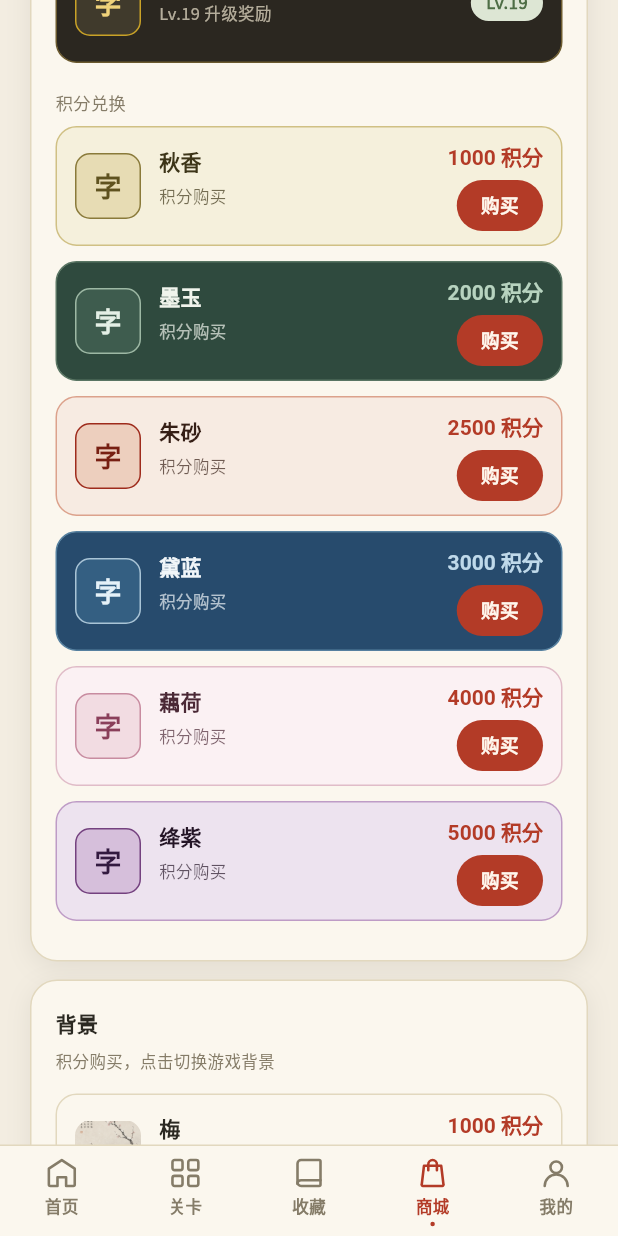
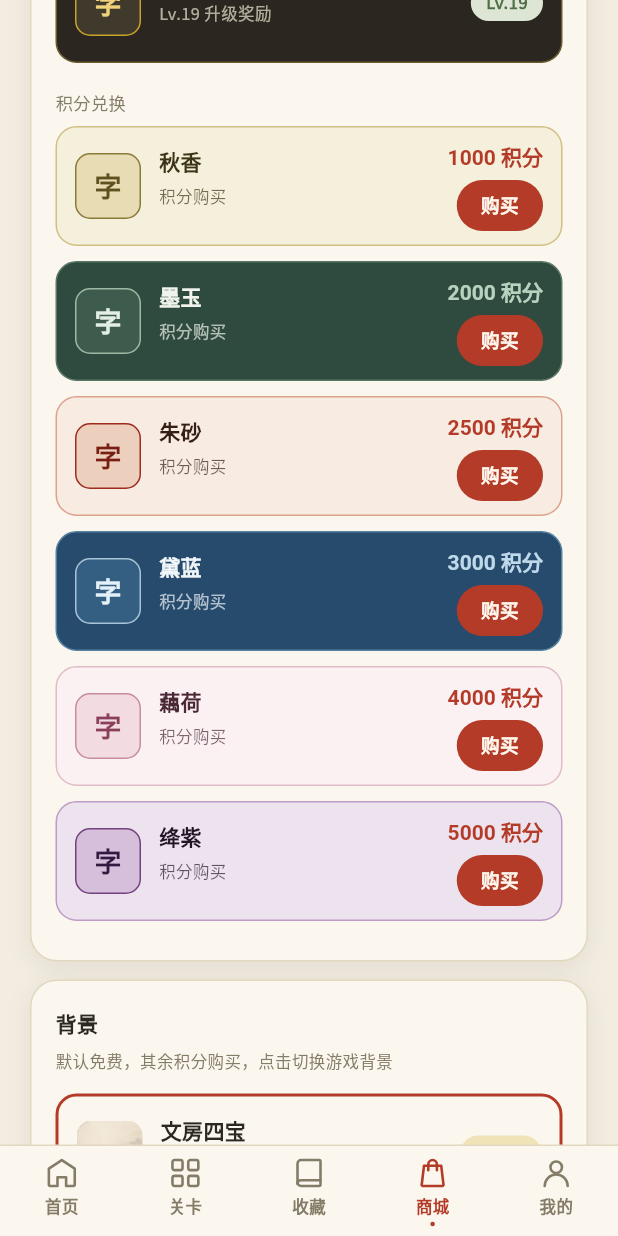
Before and after one commit to warrior2005/idiom_crossword, a Flutter app: the screen it shows after launch, item 4 of the bottom bar chosen, scrolled down 1152 dp, on a phone screen of 412 x 824 dp. Run offline on Flutter 3.47's test engine with Material 3 defaults, Android fonts, the phone set to English and light mode, and no system bars; our stand-ins replace audioplayers, drift, flutter_riverpod, flutter_svg, google_mobile_ads, image_picker and 1 more; missing offline and left inert: app_tracking_transparency, games_services, sqlite3; accounts and stored records are empty; generated files the repository leaves out were written again; Roboto replaces fonts that are missing (Noto Serif SC); statements that could not run were skipped.

Commit message:
调整背景图在商城位置

```diff
--- a/lib/src/ui/screens/shop_screen.dart
+++ b/lib/src/ui/screens/shop_screen.dart
@@ -360,6 +360,11 @@ class _ShopScreenState extends ConsumerState<ShopScreen> {
     final notifier = ref.read(playerProvider.notifier);
     final player = ref.read(playerProvider);
     final def = backgroundById(id);
+    if (id == 'default') {
+      await notifier.setActiveBackground(id);
+      _showSnack('已切换背景：${def?.name ?? '默认'}');
+      return;
+    }
     final isOwned = player.ownedDecorations.contains('background_$id');
     if (!isOwned && def != null) {
       final confirmed = await _confirmPurchase(context, def.name, def.points);
@@ -1266,13 +1271,14 @@ class _BackgroundsCard extends StatelessWidget {
   Widget build(BuildContext context) {
     return _DecoCard(
       title: '背景',
-      hint: '积分购买，点击切换游戏背景',
+      hint: '默认免费，其余积分购买，点击切换游戏背景',
       children: [
         for (final bg in backgrounds)
           _BackgroundTile(
             bg: bg,
             isActive: active == bg.id,
-            isOwned: owned.contains('background_${bg.id}'),
+            isOwned:
+                bg.id == 'default' || owned.contains('background_${bg.id}'),
             onTap: () => onSelect(bg.id),
           ),
       ],
@@ -1297,6 +1303,8 @@ class _BackgroundTile extends StatelessWidget {
   Widget build(BuildContext context) {
     final statusText = isActive
         ? '使用中'
+        : bg.id == 'default'
+        ? '默认'
         : isOwned
         ? '已拥有'
         : '积分购买';
--- a/lib/src/ui/theme/decoration_catalog.dart
+++ b/lib/src/ui/theme/decoration_catalog.dart
@@ -59,6 +59,12 @@ const String kDefaultBackgroundAsset = 'assets/images/background_default.png';
 
 /// 游戏背景目录（积分购买）
 const List<BackgroundDef> backgrounds = [
+  BackgroundDef(
+    id: 'default',
+    name: '文房四宝',
+    asset: kDefaultBackgroundAsset,
+    points: 0,
+  ),
   BackgroundDef(
     id: 'mei',
     name: '梅',
```
Also changed, not shown: 1 other file.
